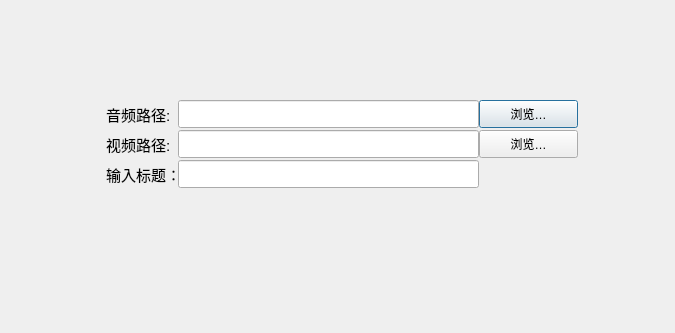
This is Secondary_UI/Independ_Import_Dialog.ui in YaoqingAyuan/Memoria_V2 as Qt 5 draws it before an edit. The edited form follows.
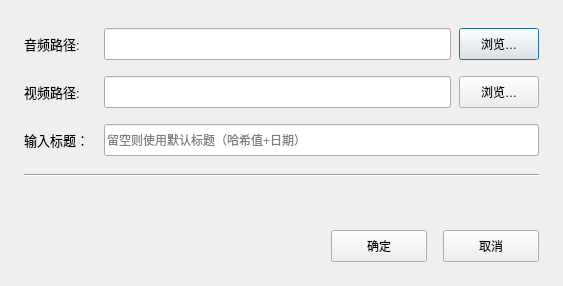
This is the edited form.

Commit message:
0802 Design IndependImportUI
1.完善主窗口布局
2.搭建独立导入对话框UI

What changed in the file:
```diff
--- a/Secondary_UI/Independ_Import_Dialog.ui
+++ b/Secondary_UI/Independ_Import_Dialog.ui
@@ -6,123 +6,300 @@
    <rect>
     <x>0</x>
     <y>0</y>
-    <width>675</width>
-    <height>333</height>
+    <width>563</width>
+    <height>286</height>
    </rect>
   </property>
   <property name="windowTitle">
    <string>Dialog</string>
   </property>
+  <layout class="QVBoxLayout" name="mainLayout">
+   <property name="spacing">
+    <number>18</number>
+   </property>
+   <property name="leftMargin">
+    <number>24</number>
+   </property>
+   <property name="topMargin">
+    <number>28</number>
+   </property>
+   <property name="rightMargin">
+    <number>24</number>
+   </property>
+   <property name="bottomMargin">
+    <number>24</number>
+   </property>
+   <item>
+    <layout class="QVBoxLayout" name="inputGroup">
+     <property name="spacing">
+      <number>16</number>
+     </property>
+     <item>
+      <layout class="QHBoxLayout" name="audioRow">
+       <property name="spacing">
+        <number>8</number>
+       </property>
+       <item>
   <widget class="QLabel" name="AudioPath">
-   <property name="geometry">
-    <rect>
-     <x>106</x>
-     <y>100</y>
-     <width>71</width>
-     <height>28</height>
-    </rect>
+         <property name="minimumSize">
+          <size>
+           <width>72</width>
+           <height>0</height>
+          </size>
+         </property>
+         <property name="maximumSize">
+          <size>
+           <width>72</width>
+           <height>16777215</height>
+          </size>
    </property>
    <property name="font">
     <font>
-     <pointsize>11</pointsize>
+           <pointsize>10</pointsize>
     </font>
    </property>
    <property name="text">
     <string>音频路径:</string>
    </property>
   </widget>
+       </item>
+       <item>
   <widget class="QLineEdit" name="AudioPath_Edit">
-   <property name="geometry">
-    <rect>
-     <x>178</x>
-     <y>100</y>
-     <width>301</width>
-     <height>28</height>
-    </rect>
-   </property>
-  </widget>
-  <widget class="QLineEdit" name="VideoPath_Edit">
-   <property name="geometry">
-    <rect>
-     <x>178</x>
-     <y>130</y>
-     <width>301</width>
-     <height>28</height>
-    </rect>
-   </property>
-  </widget>
+         <property name="sizePolicy">
+          <sizepolicy hsizetype="Expanding" vsizetype="Fixed">
+           <horstretch>1</horstretch>
+           <verstretch>0</verstretch>
+          </sizepolicy>
+         </property>
+         <property name="minimumSize">
+          <size>
+           <width>0</width>
+           <height>32</height>
+          </size>
+         </property>
+        </widget>
+       </item>
+       <item>
   <widget class="QPushButton" name="AudioPath_Btn">
-   <property name="geometry">
-    <rect>
-     <x>479</x>
-     <y>100</y>
-     <width>99</width>
-     <height>28</height>
-    </rect>
+         <property name="minimumSize">
+          <size>
+           <width>80</width>
+           <height>32</height>
+          </size>
+         </property>
+         <property name="maximumSize">
+          <size>
+           <width>80</width>
+           <height>32</height>
+          </size>
    </property>
    <property name="text">
     <string>浏览…</string>
    </property>
   </widget>
+       </item>
+      </layout>
+     </item>
+     <item>
+      <layout class="QHBoxLayout" name="videoRow">
+       <property name="spacing">
+        <number>8</number>
+       </property>
+       <item>
   <widget class="QLabel" name="VideoPath">
-   <property name="geometry">
-    <rect>
-     <x>106</x>
-     <y>130</y>
-     <width>71</width>
-     <height>28</height>
-    </rect>
+         <property name="minimumSize">
+          <size>
+           <width>72</width>
+           <height>0</height>
+          </size>
+         </property>
+         <property name="maximumSize">
+          <size>
+           <width>72</width>
+           <height>16777215</height>
+          </size>
    </property>
    <property name="font">
     <font>
-     <pointsize>11</pointsize>
+           <pointsize>10</pointsize>
     </font>
    </property>
    <property name="text">
     <string>视频路径:</string>
    </property>
   </widget>
+       </item>
+       <item>
+        <widget class="QLineEdit" name="VideoPath_Edit">
+         <property name="sizePolicy">
+          <sizepolicy hsizetype="Expanding" vsizetype="Fixed">
+           <horstretch>1</horstretch>
+           <verstretch>0</verstretch>
+          </sizepolicy>
+         </property>
+         <property name="minimumSize">
+          <size>
+           <width>0</width>
+           <height>32</height>
+          </size>
+         </property>
+        </widget>
+       </item>
+       <item>
   <widget class="QPushButton" name="VideoPath_Btn">
-   <property name="geometry">
-    <rect>
-     <x>479</x>
-     <y>130</y>
-     <width>99</width>
-     <height>28</height>
-    </rect>
+         <property name="minimumSize">
+          <size>
+           <width>80</width>
+           <height>32</height>
+          </size>
+         </property>
+         <property name="maximumSize">
+          <size>
+           <width>80</width>
+           <height>32</height>
+          </size>
    </property>
    <property name="text">
     <string>浏览…</string>
    </property>
   </widget>
+       </item>
+      </layout>
+     </item>
+     <item>
+      <layout class="QHBoxLayout" name="titleRow">
+       <property name="spacing">
+        <number>8</number>
+       </property>
+       <item>
   <widget class="QLabel" name="VideoPath_2">
-   <property name="geometry">
-    <rect>
-     <x>106</x>
-     <y>160</y>
-     <width>71</width>
-     <height>28</height>
-    </rect>
+         <property name="minimumSize">
+          <size>
+           <width>72</width>
+           <height>0</height>
+          </size>
+         </property>
+         <property name="maximumSize">
+          <size>
+           <width>72</width>
+           <height>16777215</height>
+          </size>
    </property>
    <property name="font">
     <font>
-     <pointsize>11</pointsize>
+           <pointsize>10</pointsize>
     </font>
    </property>
    <property name="text">
     <string>输入标题：</string>
    </property>
   </widget>
-  <widget class="QLineEdit" name="VideoPath_Edit_2">
-   <property name="geometry">
-    <rect>
-     <x>178</x>
-     <y>160</y>
-     <width>301</width>
-     <height>28</height>
-    </rect>
-   </property>
-  </widget>
+       </item>
+       <item>
+        <widget class="QLineEdit" name="Title_Edit">
+         <property name="sizePolicy">
+          <sizepolicy hsizetype="Expanding" vsizetype="Fixed">
+           <horstretch>1</horstretch>
+           <verstretch>0</verstretch>
+          </sizepolicy>
+         </property>
+         <property name="minimumSize">
+          <size>
+           <width>0</width>
+           <height>32</height>
+          </size>
+         </property>
+         <property name="placeholderText">
+          <string>留空则使用默认标题（哈希值+日期）</string>
+         </property>
+        </widget>
+       </item>
+      </layout>
+     </item>
+    </layout>
+   </item>
+   <item>
+    <widget class="QFrame" name="separator">
+     <property name="frameShape">
+      <enum>QFrame::Shape::HLine</enum>
+     </property>
+     <property name="frameShadow">
+      <enum>QFrame::Shadow::Sunken</enum>
+     </property>
+    </widget>
+   </item>
+   <item>
+    <spacer name="verticalSpacer">
+     <property name="orientation">
+      <enum>Qt::Orientation::Vertical</enum>
+     </property>
+     <property name="sizeHint" stdset="0">
+      <size>
+       <width>20</width>
+       <height>40</height>
+      </size>
+     </property>
+    </spacer>
+   </item>
+   <item>
+    <layout class="QHBoxLayout" name="buttonRow">
+     <property name="spacing">
+      <number>16</number>
+     </property>
+     <item>
+      <spacer name="buttonLeftSpacer">
+       <property name="orientation">
+        <enum>Qt::Orientation::Horizontal</enum>
+       </property>
+       <property name="sizeHint" stdset="0">
+        <size>
+         <width>40</width>
+         <height>20</height>
+        </size>
+       </property>
+      </spacer>
+     </item>
+     <item>
+      <widget class="QPushButton" name="Center_Btn">
+       <property name="minimumSize">
+        <size>
+         <width>96</width>
+         <height>32</height>
+        </size>
+       </property>
+       <property name="maximumSize">
+        <size>
+         <width>96</width>
+         <height>32</height>
+        </size>
+       </property>
+       <property name="text">
+        <string>确定</string>
+       </property>
+      </widget>
+     </item>
+     <item>
+      <widget class="QPushButton" name="Cancel_Btn">
+       <property name="minimumSize">
+        <size>
+         <width>96</width>
+         <height>32</height>
+        </size>
+       </property>
+       <property name="maximumSize">
+        <size>
+         <width>96</width>
+         <height>32</height>
+        </size>
+       </property>
+       <property name="text">
+        <string>取消</string>
+       </property>
+      </widget>
+     </item>
+    </layout>
+   </item>
+  </layout>
  </widget>
  <resources/>
  <connections/>
```
Left out of the diff: 2 changed lines with no effect on the pictures. Lines whose indentation alone changed are shown as unchanged. The commit also changes 7 other files.
